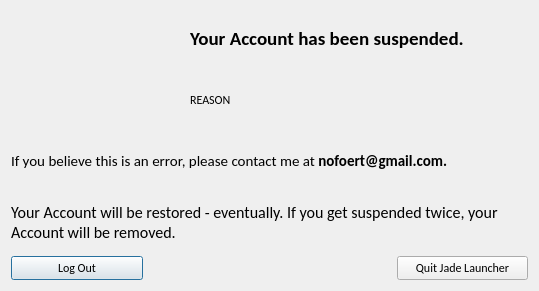
Above: ui/accountSuspended.ui from nfoert/jadelauncher_actionstest before the change. Below: the same form after it.
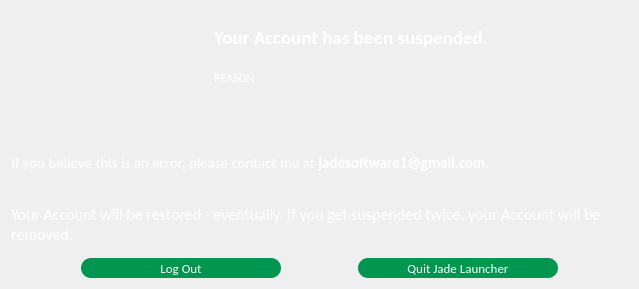
That is the form after the change. Icons and pictures are not drawn.

The edit to the form file:
```diff
--- a/ui/accountSuspended.ui
+++ b/ui/accountSuspended.ui
@@ -6,8 +6,8 @@
    <rect>
     <x>0</x>
     <y>0</y>
-    <width>539</width>
-    <height>291</height>
+    <width>639</width>
+    <height>289</height>
    </rect>
   </property>
   <property name="windowTitle">
@@ -15,10 +15,24 @@
   </property>
   <property name="windowIcon">
    <iconset resource="../assets.qrc">
-    <normaloff>:/images/assets/jadeIcon.png</normaloff>:/images/assets/jadeIcon.png</iconset>
+    <normaloff>:/icons/assets/icons/jadeIcon.png</normaloff>:/icons/assets/icons/jadeIcon.png</iconset>
+  </property>
+  <property name="styleSheet">
+   <string notr="true">QDialog {
+	border-image: url(:/backgrounds/assets/backgrounds/errorBackground.png) 0 0 0 0 stretch stretch;
+}
+</string>
   </property>
   <layout class="QGridLayout" name="gridLayout">
-   <item row="0" column="0" rowspan="2">
+   <item row="0" column="0">
+    <layout class="QVBoxLayout" name="verticalLayout_4">
+     <item>
+      <layout class="QVBoxLayout" name="verticalLayout_3">
+       <item>
+        <layout class="QHBoxLayout" name="horizontalLayout_3">
+         <item>
+          <layout class="QHBoxLayout" name="horizontalLayout_2">
+           <item>
     <widget class="QLabel" name="label">
      <property name="sizePolicy">
       <sizepolicy hsizetype="Fixed" vsizetype="Fixed">
@@ -26,10 +40,16 @@
        <verstretch>0</verstretch>
       </sizepolicy>
      </property>
+             <property name="minimumSize">
+              <size>
+               <width>175</width>
+               <height>25</height>
+              </size>
+             </property>
      <property name="maximumSize">
       <size>
-       <width>151</width>
-       <height>100</height>
+               <width>175</width>
+               <height>25</height>
       </size>
      </property>
      <property name="text">
@@ -43,7 +63,7 @@
      </property>
     </widget>
    </item>
-   <item row="0" column="1" rowspan="2">
+           <item>
     <widget class="QLabel" name="label_5">
      <property name="sizePolicy">
       <sizepolicy hsizetype="Fixed" vsizetype="Fixed">
@@ -68,13 +88,20 @@
      </property>
     </widget>
    </item>
-   <item row="0" column="2">
+          </layout>
+         </item>
+         <item>
+          <layout class="QVBoxLayout" name="verticalLayout_2">
+           <item>
     <widget class="QLabel" name="label_2">
      <property name="font">
       <font>
        <family>Calibri</family>
       </font>
      </property>
+             <property name="styleSheet">
+              <string notr="true">color: rgb(255, 255, 255);</string>
+             </property>
      <property name="text">
       <string>&lt;html&gt;&lt;head/&gt;&lt;body&gt;&lt;p&gt;&lt;span style=&quot; font-size:14pt; font-weight:600;&quot;&gt;Your Account has been suspended.&lt;/span&gt;&lt;/p&gt;&lt;/body&gt;&lt;/html&gt;</string>
      </property>
@@ -83,43 +110,58 @@
      </property>
     </widget>
    </item>
-   <item row="1" column="2">
+           <item>
     <widget class="QLabel" name="MAINLABEL">
      <property name="font">
       <font>
        <family>Calibri</family>
       </font>
      </property>
+             <property name="styleSheet">
+              <string notr="true">color: rgb(255, 255, 255);</string>
+             </property>
      <property name="text">
-      <string>&lt;html&gt;&lt;head/&gt;&lt;body&gt;&lt;p&gt;REASON&lt;/p&gt;&lt;/body&gt;&lt;/html&gt;</string>
+              <string>&lt;html&gt;&lt;head/&gt;&lt;body&gt;&lt;p&gt;REASON&lt;/p&gt;&lt;p&gt;&lt;br/&gt;&lt;/p&gt;&lt;/body&gt;&lt;/html&gt;</string>
      </property>
      <property name="wordWrap">
       <bool>true</bool>
      </property>
     </widget>
    </item>
-   <item row="2" column="0" colspan="3">
+          </layout>
+         </item>
+        </layout>
+       </item>
+       <item>
+        <layout class="QVBoxLayout" name="verticalLayout">
+         <item>
     <widget class="QLabel" name="label_3">
      <property name="font">
       <font>
        <family>Calibri</family>
       </font>
      </property>
+           <property name="styleSheet">
+            <string notr="true">color: rgb(255, 255, 255);</string>
+           </property>
      <property name="text">
-      <string>&lt;html&gt;&lt;head/&gt;&lt;body&gt;&lt;p&gt;&lt;span style=&quot; font-size:11pt;&quot;&gt;If you believe this is an error, please contact me at &lt;/span&gt;&lt;span style=&quot; font-size:11pt; font-weight:600;&quot;&gt;nofoert@gmail.com.&lt;/span&gt;&lt;/p&gt;&lt;/body&gt;&lt;/html&gt;</string>
+            <string>&lt;html&gt;&lt;head/&gt;&lt;body&gt;&lt;p&gt;&lt;span style=&quot; font-size:11pt;&quot;&gt;If you believe this is an error, please contact me at &lt;/span&gt;&lt;span style=&quot; font-size:11pt; font-weight:600;&quot;&gt;jadesoftware1@gmail.com.&lt;/span&gt;&lt;/p&gt;&lt;/body&gt;&lt;/html&gt;</string>
      </property>
      <property name="wordWrap">
       <bool>true</bool>
      </property>
     </widget>
    </item>
-   <item row="3" column="0" colspan="3">
+         <item>
     <widget class="QLabel" name="label_4">
      <property name="font">
       <font>
        <family>Calibri</family>
       </font>
      </property>
+           <property name="styleSheet">
+            <string notr="true">color: rgb(255, 255, 255);</string>
+           </property>
      <property name="text">
       <string>&lt;html&gt;&lt;head/&gt;&lt;body&gt;&lt;p&gt;&lt;span style=&quot; font-size:12pt;&quot;&gt;Your Account will be restored - eventually. If you get suspended twice, your Account will be removed.&lt;/span&gt;&lt;/p&gt;&lt;/body&gt;&lt;/html&gt;</string>
      </property>
@@ -128,34 +170,83 @@
      </property>
     </widget>
    </item>
-   <item row="4" column="0" colspan="3">
+        </layout>
+       </item>
+      </layout>
+     </item>
+     <item>
     <layout class="QHBoxLayout" name="horizontalLayout">
+       <item>
+        <spacer name="horizontalSpacer">
+         <property name="orientation">
+          <enum>Qt::Horizontal</enum>
+         </property>
+         <property name="sizeHint" stdset="0">
+          <size>
+           <width>40</width>
+           <height>20</height>
+          </size>
+         </property>
+        </spacer>
+       </item>
      <item>
       <widget class="QPushButton" name="logOut">
+         <property name="minimumSize">
+          <size>
+           <width>200</width>
+           <height>20</height>
+          </size>
+         </property>
+         <property name="maximumSize">
+          <size>
+           <width>16777215</width>
+           <height>20</height>
+          </size>
+         </property>
        <property name="font">
         <font>
          <family>Calibri</family>
+           <pointsize>10</pointsize>
+           <weight>50</weight>
+           <italic>false</italic>
+           <bold>false</bold>
         </font>
        </property>
        <property name="focusPolicy">
         <enum>Qt::TabFocus</enum>
        </property>
+         <property name="styleSheet">
+          <string notr="true">QPushButton {
+	background-color: rgb(0, 150, 80);
+	border-color: rgb(0, 255, 0);
+	border-radius: 10px;
+	font: 10pt &quot;Calibri&quot;;
+	
+	color: rgb(255, 255, 255);
+}
+
+QPushButton:hover {
+	background-color: rgb(0, 170, 100);
+}
+
+QPushButton:pressed {
+	
+	background-color: rgb(0, 200, 120);
+}</string>
+         </property>
        <property name="text">
         <string>Log Out</string>
        </property>
       </widget>
      </item>
      <item>
-      <spacer name="horizontalSpacer">
+        <spacer name="horizontalSpacer_2">
        <property name="orientation">
         <enum>Qt::Horizontal</enum>
        </property>
-       <property name="sizeType">
-        <enum>QSizePolicy::Fixed</enum>
-       </property>
        <property name="sizeHint" stdset="0">
         <size>
-         <width>248</width>
+           <width>40</width>
          <height>20</height>
         </size>
        </property>
@@ -163,18 +254,62 @@
      </item>
      <item>
       <widget class="QPushButton" name="quit">
+         <property name="minimumSize">
+          <size>
+           <width>200</width>
+           <height>20</height>
+          </size>
+         </property>
        <property name="font">
         <font>
          <family>Calibri</family>
+           <pointsize>10</pointsize>
+           <weight>50</weight>
+           <italic>false</italic>
+           <bold>false</bold>
         </font>
        </property>
        <property name="focusPolicy">
         <enum>Qt::TabFocus</enum>
        </property>
+         <property name="styleSheet">
+          <string notr="true">QPushButton {
+	background-color: rgb(0, 150, 80);
+	border-color: rgb(0, 255, 0);
+	border-radius: 10px;
+	font: 10pt &quot;Calibri&quot;;
+	
+	color: rgb(255, 255, 255);
+}
+
+QPushButton:hover {
+	background-color: rgb(0, 170, 100);
+}
+
+QPushButton:pressed {
+	
+	background-color: rgb(0, 200, 120);
+}</string>
+         </property>
        <property name="text">
         <string>Quit Jade Launcher</string>
        </property>
       </widget>
+       </item>
+       <item>
+        <spacer name="horizontalSpacer_3">
+         <property name="orientation">
+          <enum>Qt::Horizontal</enum>
+         </property>
+         <property name="sizeHint" stdset="0">
+          <size>
+           <width>40</width>
+           <height>20</height>
+          </size>
+         </property>
+        </spacer>
+       </item>
+      </layout>
      </item>
     </layout>
    </item>
```
Left out of the diff: 4 changed lines with no effect on the pictures. Lines whose indentation alone changed are shown as unchanged.
